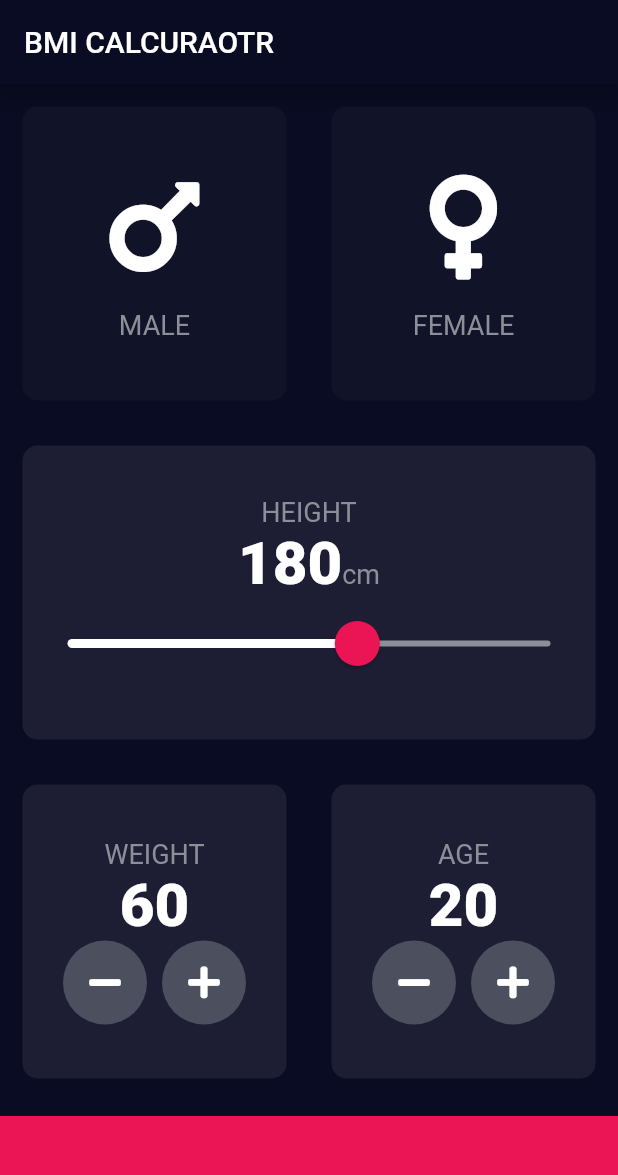
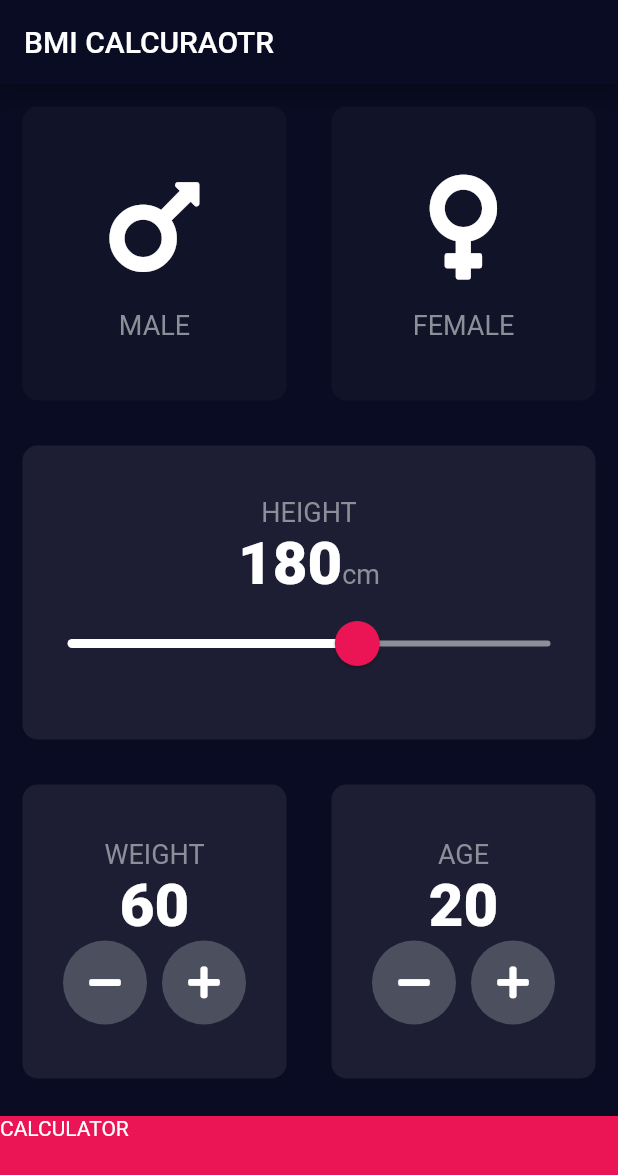
Before and after one commit to Origogi/flutter_BMI_Calcurator, a Flutter app: the screen it shows after launch, on a phone screen of 412 x 824 dp. Shown: the top 1175 px of the screen. Run offline on Flutter 3.47's test engine with Material 2 defaults, Android fonts, the phone set to English and light mode, and no system bars; our stand-ins replace font_awesome_flutter.

```diff
--- a/lib/input_page.dart
+++ b/lib/input_page.dart
@@ -1,4 +1,5 @@
 import 'package:flutter/material.dart';
+import 'package:flutter_bmi_calcurator/result_page.dart';
 import 'package:flutter_bmi_calcurator/resuseable_card.dart';
 import 'package:font_awesome_flutter/font_awesome_flutter.dart';
 
@@ -206,10 +207,19 @@ class _InputPageState extends State<InputPage> {
                 ],
               ),
             ),
-            Container(
-              color: kBottomContainerColor,
-              margin: EdgeInsets.only(top: 10),
-              height: kBottomContainerHeight,
+            GestureDetector(
+              onTap: () {
+                Navigator.push(context, MaterialPageRoute(builder: (context) {
+                  return ResultPage();
+                }));
+              },
+              child: Container(
+                color: kBottomContainerColor,
+                margin: EdgeInsets.only(top: 10),
+                height: kBottomContainerHeight,
+                child: Text("CALCULATOR"),
+                width: double.infinity,
+              ),
             )
           ],
         ));
```
Also changed, not shown: lib/result_page.dart (added, +16 -0 lines).
